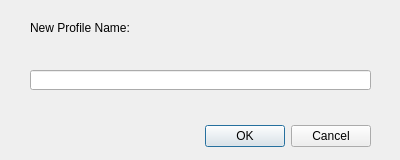
The window that qt/OpenRGBProfileSaveDialog.ui (CalcProgrammer1/OpenRGB) describes before a commit, drawn with Qt 5.
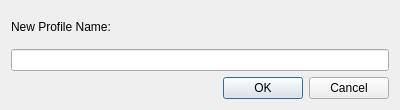
The same window after the commit.

Commit message:
Update save-as dialog
This moves the label and text input outside of the QDialogButtonBox
(which is mainly meant only for buttons) and into its own layout.

This makes the window resize work slightly better and renders the layout
slightly better.

What changed in the file:
```diff
--- a/qt/OpenRGBProfileSaveDialog.ui
+++ b/qt/OpenRGBProfileSaveDialog.ui
@@ -7,21 +7,25 @@
     <x>0</x>
     <y>0</y>
     <width>400</width>
-    <height>160</height>
+    <height>110</height>
    </rect>
   </property>
   <property name="windowTitle">
    <string>Dialog</string>
   </property>
+  <layout class="QVBoxLayout" name="verticalLayout_2">
+   <item>
+    <widget class="QLabel" name="label">
+     <property name="text">
+      <string>New Profile Name:</string>
+     </property>
+    </widget>
+   </item>
+   <item>
+    <widget class="QLineEdit" name="lineEdit"/>
+   </item>
+   <item>
   <widget class="QDialogButtonBox" name="buttonBox">
-   <property name="geometry">
-    <rect>
-     <x>30</x>
-     <y>120</y>
-     <width>341</width>
-     <height>32</height>
-    </rect>
-   </property>
    <property name="orientation">
     <enum>Qt::Horizontal</enum>
    </property>
@@ -29,29 +33,8 @@
     <set>QDialogButtonBox::Cancel|QDialogButtonBox::Ok</set>
    </property>
   </widget>
-  <widget class="QLineEdit" name="lineEdit">
-   <property name="geometry">
-    <rect>
-     <x>30</x>
-     <y>70</y>
-     <width>341</width>
-     <height>20</height>
-    </rect>
-   </property>
-  </widget>
-  <widget class="QLabel" name="label">
-   <property name="geometry">
-    <rect>
-     <x>30</x>
-     <y>20</y>
-     <width>341</width>
-     <height>16</height>
-    </rect>
-   </property>
-   <property name="text">
-    <string>New Profile Name:</string>
-   </property>
-  </widget>
+   </item>
+  </layout>
  </widget>
  <resources/>
  <connections>
```
Left out of the diff: 2 changed lines with no effect on the pictures. Lines whose indentation alone changed are shown as unchanged.
